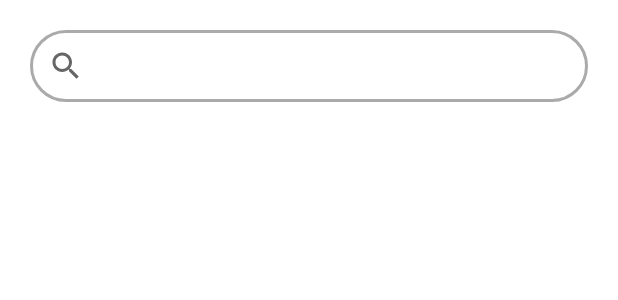
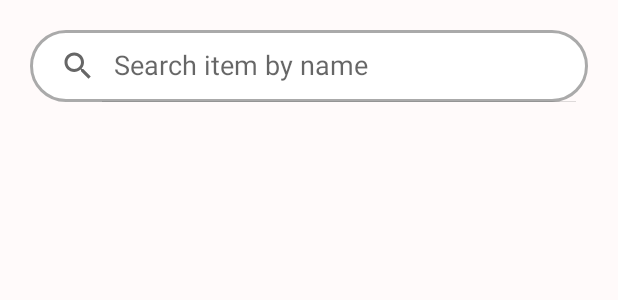
Before and after one commit to tenaprog/MicroCart-Mobile-App, an Android app: the layout fragment_home.xml on its own in the app's theme, with its tools: preview values and no code run, on a phone screen of 412 x 824 dp. Shown: the top 300 px of the screen. Run offline under Robolectric (Android 15) with nearby library versions, the phone set to English and light mode, and no system bars.

Commit message:
cosmetic changes

```diff
--- a/app/src/main/res/layout/fragment_home.xml
+++ b/app/src/main/res/layout/fragment_home.xml
@@ -22,7 +22,9 @@
             android:queryHint="Search item by name"
             app:layout_constraintTop_toTopOf="parent"
             android:background="@drawable/search_view_background"
-            android:layout_margin="12dp"/>
+            android:layout_margin="12dp"
+            android:iconifiedByDefault="false"
+            />
 
         <androidx.recyclerview.widget.RecyclerView
             android:id="@+id/recyclerViewHome"
--- a/app/src/main/res/layout/fragment_home_item.xml
+++ b/app/src/main/res/layout/fragment_home_item.xml
@@ -3,7 +3,9 @@
     xmlns:app="http://schemas.android.com/apk/res-auto"
     android:layout_width="match_parent"
     android:layout_height="wrap_content"
+    android:background="@drawable/fragment_home_item_background"
     android:gravity="center"
+    android:layout_margin="4dp"
     android:orientation="vertical">
 
     <ImageView
@@ -18,8 +20,7 @@
         android:layout_height="wrap_content"
         android:orientation="horizontal"
         android:paddingStart="8dp"
-        android:paddingEnd="8dp"
-        android:layout_marginBottom="16dp">
+        android:paddingEnd="8dp">
 
         <TextView
             android:id="@+id/item_name"
--- a/app/src/main/res/values-night/themes.xml
+++ b/app/src/main/res/values-night/themes.xml
@@ -12,6 +12,6 @@
         <!-- Status bar color. -->
         <item name="android:statusBarColor">?attr/colorPrimary</item>
         <!-- Customize your theme here. -->
-        <item name="android:windowBackground">@color/white</item>
+        <item name="android:windowBackground">@color/off_white</item>
     </style>
 </resources>
--- a/app/src/main/res/values/colors.xml
+++ b/app/src/main/res/values/colors.xml
@@ -2,6 +2,7 @@
 <resources>
     <color name="black">#FF000000</color>
     <color name="white">#FFFFFFFF</color>
+    <color name="off_white">#FFFAFA</color>
     <color name="pink">#FFB5A7</color>
     <color name="light_pink">#FCD5CE</color>
     <color name="orange">#FEC89A</color>
--- a/app/src/main/res/values/themes.xml
+++ b/app/src/main/res/values/themes.xml
@@ -12,6 +12,6 @@
         <!-- Status bar color. -->
         <item name="android:statusBarColor">?attr/colorPrimary</item>
         <!-- Customize your theme here. -->
-        <item name="android:windowBackground">@color/white</item>
+        <item name="android:windowBackground">@color/off_white</item>
     </style>
 </resources>
```
Also changed, not shown: app/src/main/java/com/unipu/microcart/Item.kt (+14 -7 lines), app/src/main/res/drawable/fragment_home_item_background.xml (added, +9 -0 lines).
